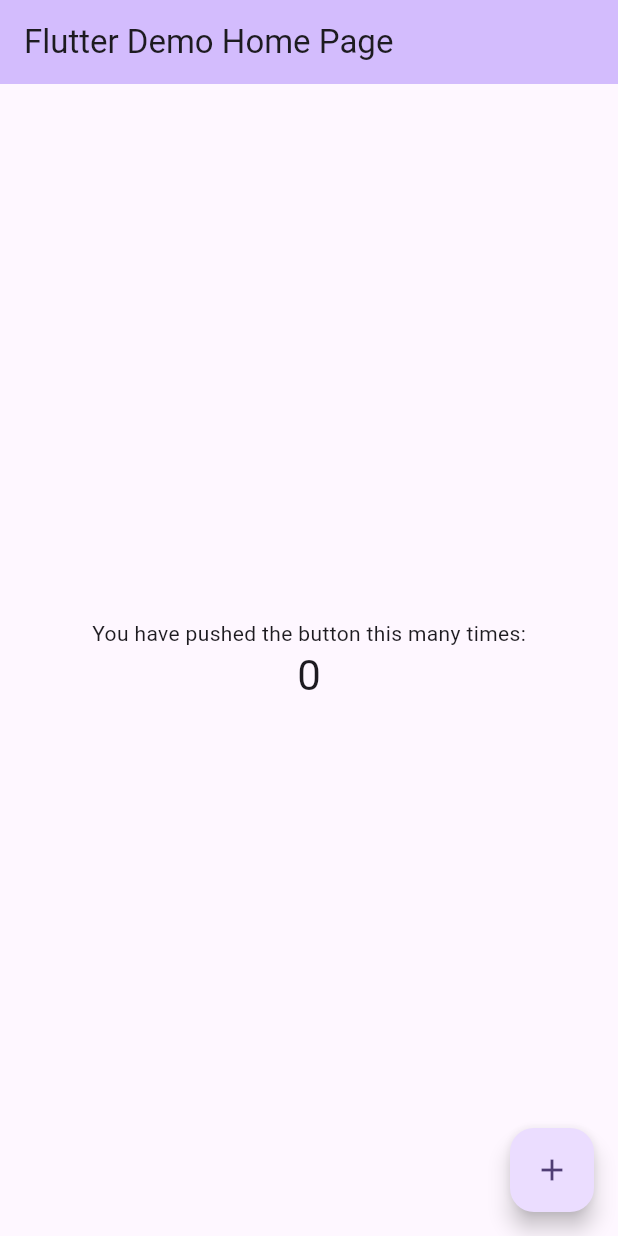
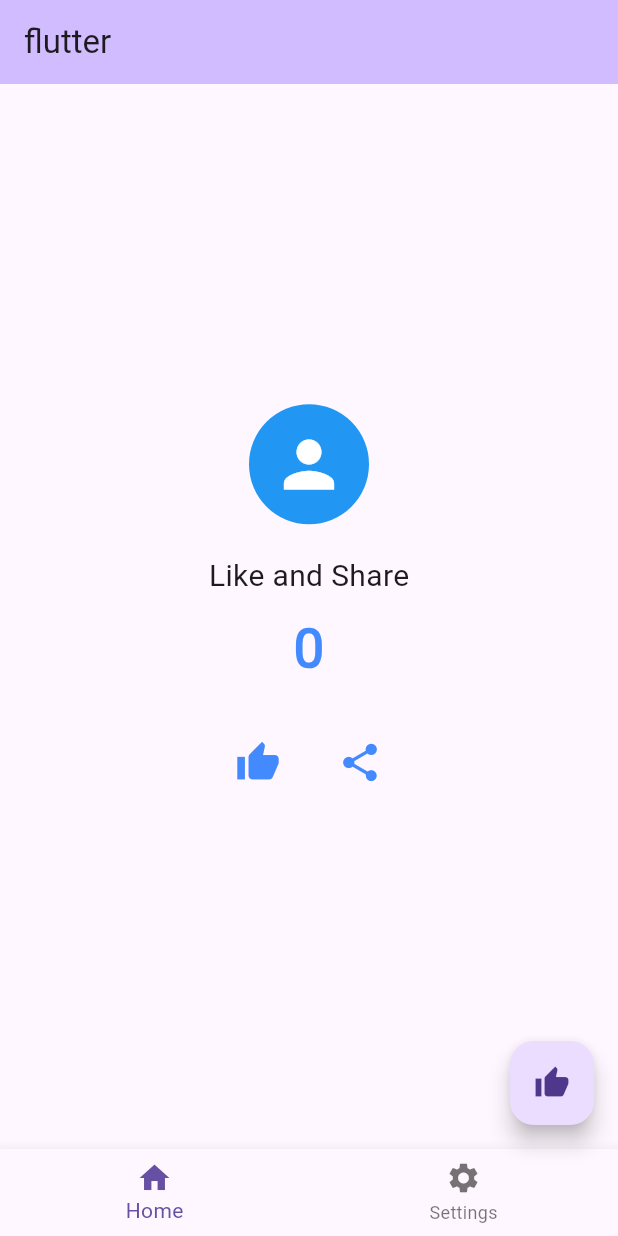
Before and after one commit to k351/pertemuan14_stateManagement, a Flutter app: the screen it shows after launch, on a phone screen of 412 x 824 dp. Run offline on Flutter 3.47's test engine with Material 3 defaults, Android fonts, the phone set to English and light mode, and no system bars.

Commit message:
Final Push

```diff
--- /dev/null
+++ b/lib/fontprovider.dart
@@ -0,0 +1,12 @@
+import 'package:flutter/material.dart';
+
+class FontProvider extends ChangeNotifier {
+  String _fontFamily = 'Roboto';
+
+  String get fontFamily => _fontFamily;
+
+  void setFont(String font) {
+    _fontFamily = font;
+    notifyListeners();
+  }
+}
--- /dev/null
+++ b/lib/home.dart
@@ -0,0 +1,132 @@
+import 'package:flutter/material.dart';
+import 'settings.dart';
+
+class MyHomePage extends StatefulWidget {
+  const MyHomePage({super.key, required this.title});
+
+  final String title;
+
+  @override
+  State<MyHomePage> createState() => _MyHomePageState();
+}
+
+class _MyHomePageState extends State<MyHomePage> {
+  int _currentIndex = 0;
+  int _counter = 0;
+
+  void _incrementCounter() {
+    setState(() {
+      _counter++;
+    });
+  }
+
+  @override
+  Widget build(BuildContext context) {
+    return Scaffold(
+      appBar: AppBar(
+        backgroundColor: Theme.of(context).colorScheme.inversePrimary,
+        title: Text(widget.title),
+      ),
+      body: _currentIndex == 0
+          ? HomeScreen(counter: _counter) // Pass counter here
+          : const SettingPage(),
+      floatingActionButton: FloatingActionButton(
+        onPressed: _incrementCounter,
+        tooltip: 'Increment',
+        child: const Icon(Icons.thumb_up),
+      ),
+      bottomNavigationBar: BottomNavigationBar(
+        currentIndex: _currentIndex,
+        onTap: (index) {
+          setState(() {
+            _currentIndex = index;
+          });
+        },
+        items: const [
+          BottomNavigationBarItem(
+            icon: Icon(Icons.home),
+            label: 'Home',
+          ),
+          BottomNavigationBarItem(
+            icon: Icon(Icons.settings),
+            label: 'Settings',
+          ),
+        ],
+      ),
+    );
+  }
+}
+
+class HomeScreen extends StatelessWidget {
+  final int counter;
+
+  const HomeScreen(
+      {super.key, required this.counter}); // Use required constructor
+
+  @override
+  Widget build(BuildContext context) {
+    return Center(
+      child: Column(
+        mainAxisAlignment: MainAxisAlignment.center,
+        children: <Widget>[
+          // Avatar image
+          CircleAvatar(
+            radius: 40, // Adjust the radius as needed
+            backgroundColor:
+                Colors.blue, // Optional: You can set a background color
+            child: Icon(
+              Icons.person, // Use the person icon
+              size: 50, // Adjust size as needed
+              color: Colors.white, // Set the icon color
+            ),
+          ),
+          const SizedBox(height: 20),
+          // Text with the title
+          Align(
+            alignment: Alignment.center, // Aligns the child to the center
+            child: const Text(
+              'Like and Share',
+              style: TextStyle(fontSize: 20, fontWeight: FontWeight.w500),
+            ),
+          ),
+
+          const SizedBox(height: 10),
+
+          // Display counter with a styled text
+          Text(
+            '$counter',
+            style: Theme.of(context).textTheme.headlineMedium?.copyWith(
+                  color: Colors.blueAccent, // Customize the color
+                  fontWeight: FontWeight.bold,
+                  fontSize: 36,
+                ),
+          ),
+          const SizedBox(height: 30),
+
+          // Row with two icons
+          Row(
+            mainAxisAlignment: MainAxisAlignment.center,
+            children: [
+              IconButton(
+                icon: const Icon(Icons.thumb_up, size: 30),
+                onPressed: () {
+                  // You can add functionality here
+                },
+                color: Colors.blueAccent,
+              ),
+              const SizedBox(width: 20),
+              IconButton(
+                icon: const Icon(Icons.share, size: 30),
+                onPressed: () {
+                  // You can add functionality here
+                },
+                color: Colors.blueAccent,
+              ),
+            ],
+          ),
+          const SizedBox(height: 20),
+        ],
+      ),
+    );
+  }
+}
--- a/lib/main.dart
+++ b/lib/main.dart
@@ -1,125 +1,38 @@
 import 'package:flutter/material.dart';
+import 'package:pertemuan14_statemanagement/home.dart';
+import 'package:provider/provider.dart';
+import 'ThemeProvider.dart';
+import 'fontprovider.dart';
 
 void main() {
-  runApp(const MyApp());
+  runApp(
+    MultiProvider(
+      providers: [
+        ChangeNotifierProvider(create: (_) => ThemeProvider()),
+        ChangeNotifierProvider(create: (_) => FontProvider()),
+      ],
+      child: const MyApp(),
+    ),
+  );
 }
 
 class MyApp extends StatelessWidget {
   const MyApp({super.key});
 
-  // This widget is the root of your application.
   @override
   Widget build(BuildContext context) {
+    final themeProvider = context.watch<ThemeProvider>();
+    final fontProvider = context.watch<FontProvider>();
+
     return MaterialApp(
+      debugShowCheckedModeBanner: false,
       title: 'Flutter Demo',
-      theme: ThemeData(
-        // This is the theme of your application.
-        //
-        // TRY THIS: Try running your application with "flutter run". You'll see
-        // the application has a purple toolbar. Then, without quitting the app,
-        // try changing the seedColor in the colorScheme below to Colors.green
-        // and then invoke "hot reload" (save your changes or press the "hot
-        // reload" button in a Flutter-supported IDE, or press "r" if you used
-        // the command line to start the app).
-        //
-        // Notice that the counter didn't reset back to zero; the application
-        // state is not lost during the reload. To reset the state, use hot
-        // restart instead.
-        //
-        // This works for code too, not just values: Most code changes can be
-        // tested with just a hot reload.
-        colorScheme: ColorScheme.fromSeed(seedColor: Colors.deepPurple),
-        useMaterial3: true,
+      theme: themeProvider.currentTheme.copyWith(
+        textTheme: themeProvider.currentTheme.textTheme.apply(
+          fontFamily: fontProvider.fontFamily,
+        ),
       ),
-      home: const MyHomePage(title: 'Flutter Demo Home Page'),
+      home: const MyHomePage(title: "flutter"),
     );
   }
 }
-
-class MyHomePage extends StatefulWidget {
-  const MyHomePage({super.key, required this.title});
-
-  // This widget is the home page of your application. It is stateful, meaning
-  // that it has a State object (defined below) that contains fields that affect
-  // how it looks.
-
-  // This class is the configuration for the state. It holds the values (in this
-  // case the title) provided by the parent (in this case the App widget) and
-  // used by the build method of the State. Fields in a Widget subclass are
-  // always marked "final".
-
-  final String title;
-
-  @override
-  State<MyHomePage> createState() => _MyHomePageState();
-}
-
-class _MyHomePageState extends State<MyHomePage> {
-  int _counter = 0;
-
-  void _incrementCounter() {
-    setState(() {
-      // This call to setState tells the Flutter framework that something has
-      // changed in this State, which causes it to rerun the build method below
-      // so that the display can reflect the updated values. If we changed
-      // _counter without calling setState(), then the build method would not be
-      // called again, and so nothing would appear to happen.
-      _counter++;
-    });
-  }
-
-  @override
-  Widget build(BuildContext context) {
-    // This method is rerun every time setState is called, for instance as done
-    // by the _incrementCounter method above.
-    //
-    // The Flutter framework has been optimized to make rerunning build methods
-    // fast, so that you can just rebuild anything that needs updating rather
-    // than having to individually change instances of widgets.
-    return Scaffold(
-      appBar: AppBar(
-        // TRY THIS: Try changing the color here to a specific color (to
-        // Colors.amber, perhaps?) and trigger a hot reload to see the AppBar
-        // change color while the other colors stay the same.
-        backgroundColor: Theme.of(context).colorScheme.inversePrimary,
-        // Here we take the value from the MyHomePage object that was created by
-        // the App.build method, and use it to set our appbar title.
-        title: Text(widget.title),
-      ),
-      body: Center(
-        // Center is a layout widget. It takes a single child and positions it
-        // in the middle of the parent.
-        child: Column(
-          // Column is also a layout widget. It takes a list of children and
-          // arranges them vertically. By default, it sizes itself to fit its
-          // children horizontally, and tries to be as tall as its parent.
-          //
-          // Column has various properties to control how it sizes itself and
-          // how it positions its children. Here we use mainAxisAlignment to
-          // center the children vertically; the main axis here is the vertical
-          // axis because Columns are vertical (the cross axis would be
-          // horizontal).
-          //
-          // TRY THIS: Invoke "debug painting" (choose the "Toggle Debug Paint"
-          // action in the IDE, or press "p" in the console), to see the
-          // wireframe for each widget.
-          mainAxisAlignment: MainAxisAlignment.center,
-          children: <Widget>[
-            const Text(
-              'You have pushed the button this many times:',
-            ),
-            Text(
-              '$_counter',
-              style: Theme.of(context).textTheme.headlineMedium,
-            ),
-          ],
-        ),
-      ),
-      floatingActionButton: FloatingActionButton(
-        onPressed: _incrementCounter,
-        tooltip: 'Increment',
-        child: const Icon(Icons.add),
-      ), // This trailing comma makes auto-formatting nicer for build methods.
-    );
-  }
-}
```
Also changed, not shown: lib/settings.dart (added, +135 -0 lines), lib/themeprovider.dart (added, +50 -0 lines), pubspec.yaml (+15 -17 lines), assets/fonts/Poppins-Regular.ttf (added), assets/fonts/Roboto-Regular.ttf (added), assets/fonts/Urbanist-Regular.ttf (added), pubspec.lock.
